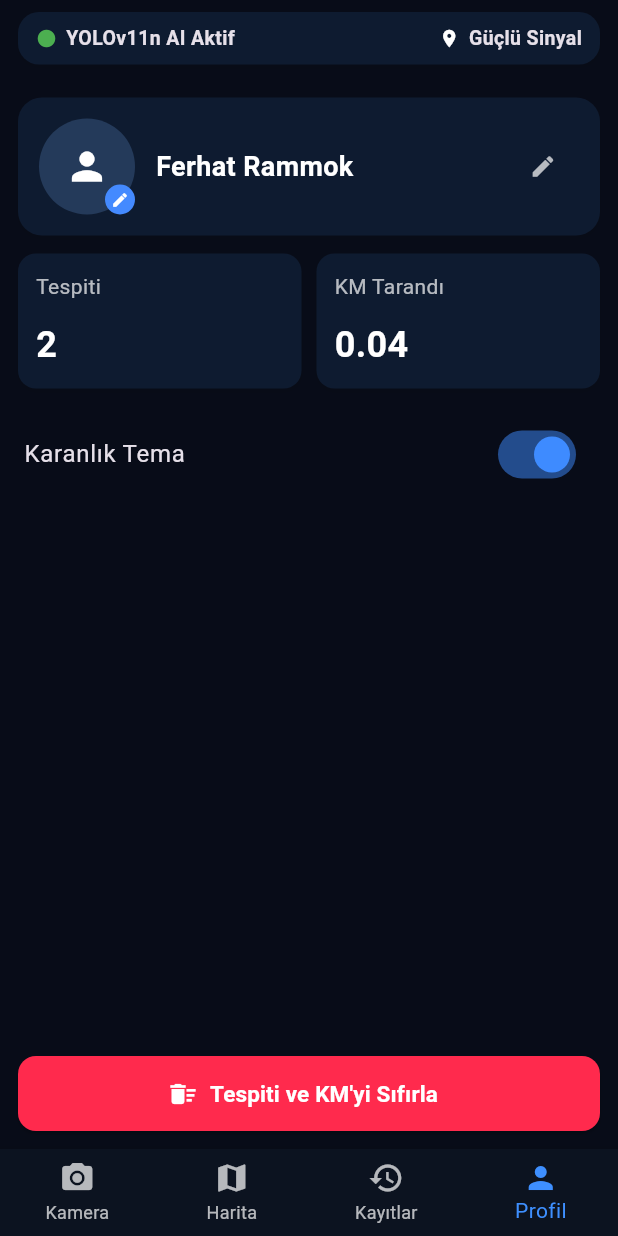
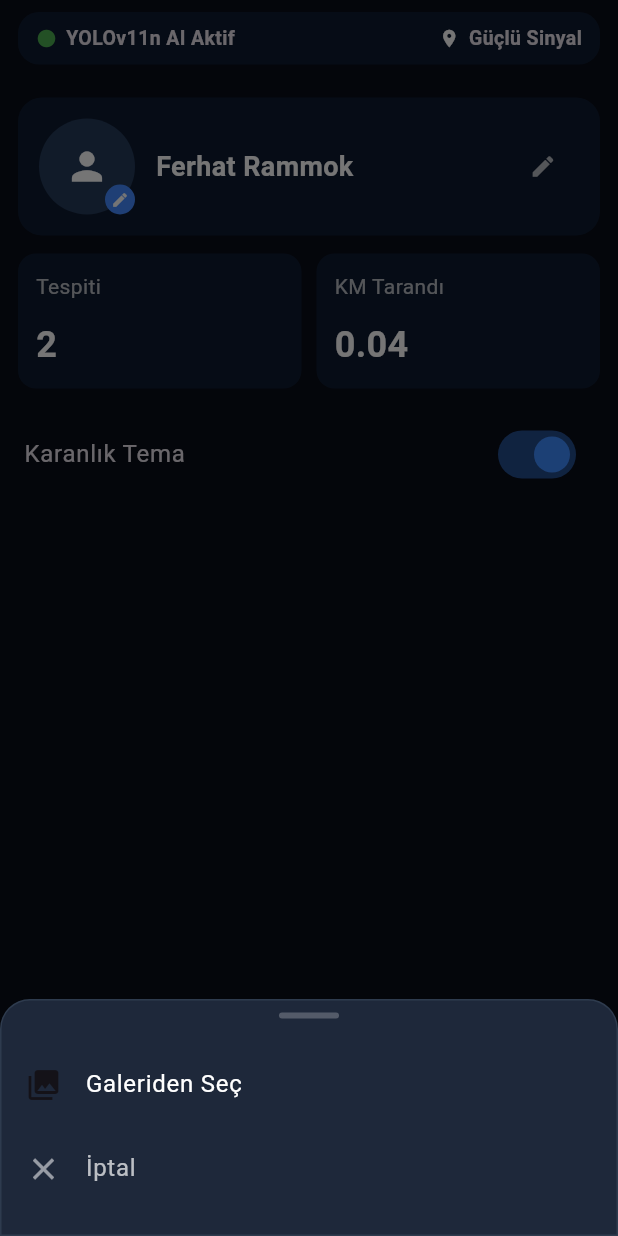
Before and after one commit to ferhat1965/bitirme_projesi, a Flutter app: the screen it shows after launch, item 4 of the bottom bar chosen, after a tap on the "person" icon, on a phone screen of 412 x 824 dp. Run offline on Flutter 3.47's test engine with Material 3 defaults, Android fonts, the phone set to English and light mode, and no system bars; our stand-ins replace camera, flutter_map, geocoding, geolocator, image_picker, latlong2 and 3 more; missing offline and left inert: tflite_flutter, video_thumbnail; accounts and stored records are empty.

Commit message:
Profil resmi kaldırma seçeneği eklendi

```diff
--- a/lib/main.dart
+++ b/lib/main.dart
@@ -2505,6 +2505,71 @@ class _ProfileTabState extends State<_ProfileTab> {
     }
   }
 
+  Future<void> _showPhotoOptions() async {
+    bool isDark = Theme.of(context).brightness == Brightness.dark;
+    Color dialogBg = isDark ? const Color(0xFF1E283A) : Colors.white;
+    Color textColor = isDark ? Colors.white : Colors.black87;
+
+    showModalBottomSheet(
+      context: context,
+      backgroundColor: Colors.transparent,
+      builder: (context) {
+        return Container(
+          decoration: BoxDecoration(
+            color: dialogBg,
+            borderRadius: const BorderRadius.vertical(top: Radius.circular(20)),
+            border: Border.all(color: isDark ? const Color(0xFF2E3B4E) : Colors.black12),
+          ),
+          child: Column(
+            mainAxisSize: MainAxisSize.min,
+            children: [
+              const SizedBox(height: 8),
+              Container(
+                width: 40,
+                height: 4,
+                decoration: BoxDecoration(
+                  color: isDark ? Colors.white24 : Colors.black12,
+                  borderRadius: BorderRadius.circular(2),
+                ),
+              ),
+              const SizedBox(height: 16),
+              ListTile(
+                leading: Icon(Icons.photo_library, color: Theme.of(context).primaryColor),
+                title: Text('Galeriden Seç', style: TextStyle(color: textColor)),
+                onTap: () {
+                  Navigator.pop(context);
+                  _pickImage();
+                },
+              ),
+              if (_profileImagePath != null)
+                ListTile(
+                  leading: const Icon(Icons.delete, color: Colors.redAccent),
+                  title: const Text('Profil Resmini Kaldır', style: TextStyle(color: Colors.redAccent)),
+                  onTap: () async {
+                    Navigator.pop(context);
+                    final prefs = await SharedPreferences.getInstance();
+                    await prefs.remove('profile_image');
+                    setState(() {
+                      _profileImagePath = null;
+                    });
+                    ScaffoldMessenger.of(context).showSnackBar(
+                      const SnackBar(content: Text('Profil resmi kaldırıldı.')),
+                    );
+                  },
+                ),
+              ListTile(
+                leading: Icon(Icons.close, color: isDark ? Colors.white54 : Colors.black54),
+                title: Text('İptal', style: TextStyle(color: isDark ? Colors.white70 : Colors.black87)),
+                onTap: () => Navigator.pop(context),
+              ),
+              const SizedBox(height: 16),
+            ],
+          ),
+        );
+      },
+    );
+  }
+
   @override
   Widget build(BuildContext context) {
     bool isDark = Theme.of(context).brightness == Brightness.dark;
@@ -2565,7 +2630,7 @@ class _ProfileTabState extends State<_ProfileTab> {
             child: Row(
               children: [
                 GestureDetector(
-                  onTap: _pickImage,
+                  onTap: _showPhotoOptions,
                   child: Stack(
                     children: [
                       CircleAvatar(
```
